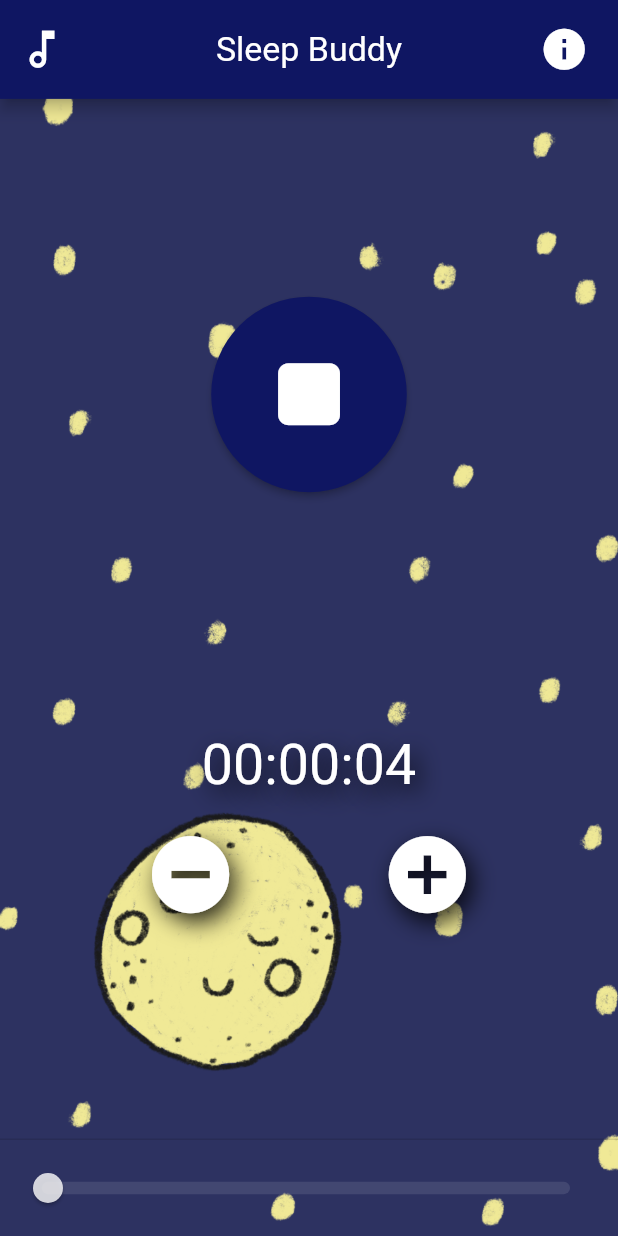
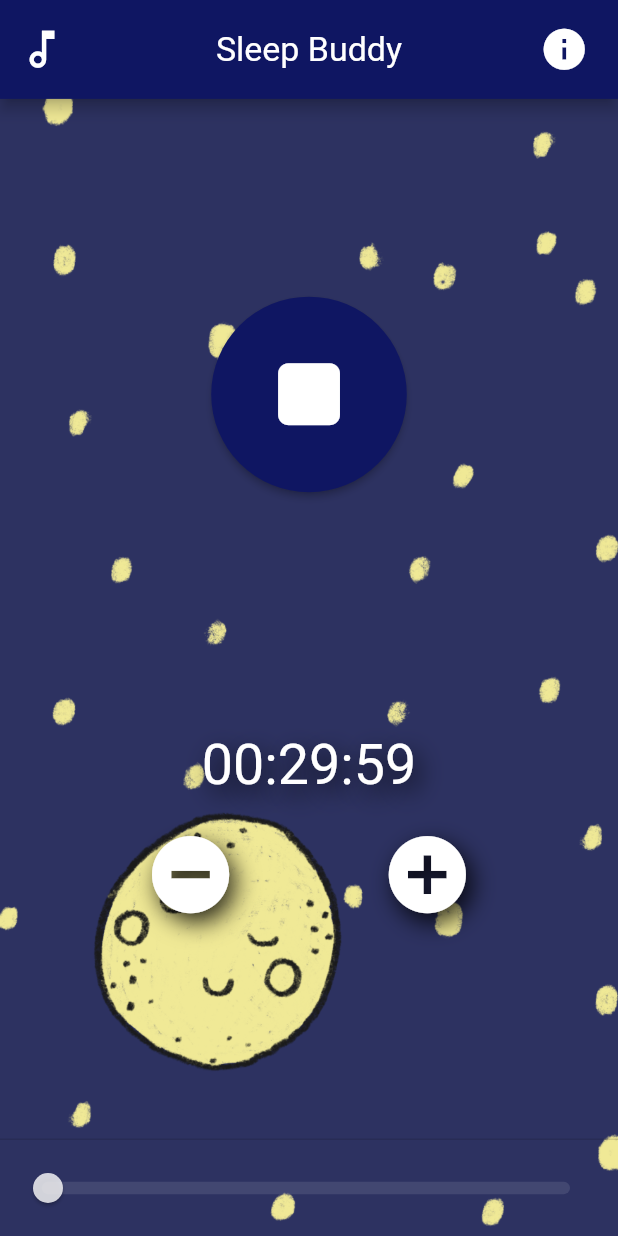
Before and after one commit to Yarden-Tal/Sleep-Buddy, a Flutter app: the screen it shows after launch, after a tap on the "play arrow" icon, after a tap on the "add circle" icon, on a phone screen of 412 x 824 dp. Run offline on Flutter 3.47's test engine with Material 2 defaults, Android fonts, the phone set to English and light mode, and no system bars; our stand-ins replace audioplayers; missing offline and left inert: volume_controller.

```diff
--- a/lib/main.dart
+++ b/lib/main.dart
@@ -55,7 +55,7 @@ class _MyHomePageState extends State<MyHomePage> {
   final chosenSound = AudioPlayer(playerId: "sound");
   int _seconds = 0;
   Timer? _timer;
-  final Duration _stepDuration = const Duration(seconds: 5);
+  final Duration _stepDuration = const Duration(minutes: 30);
 
   @override
   void initState() {
```
